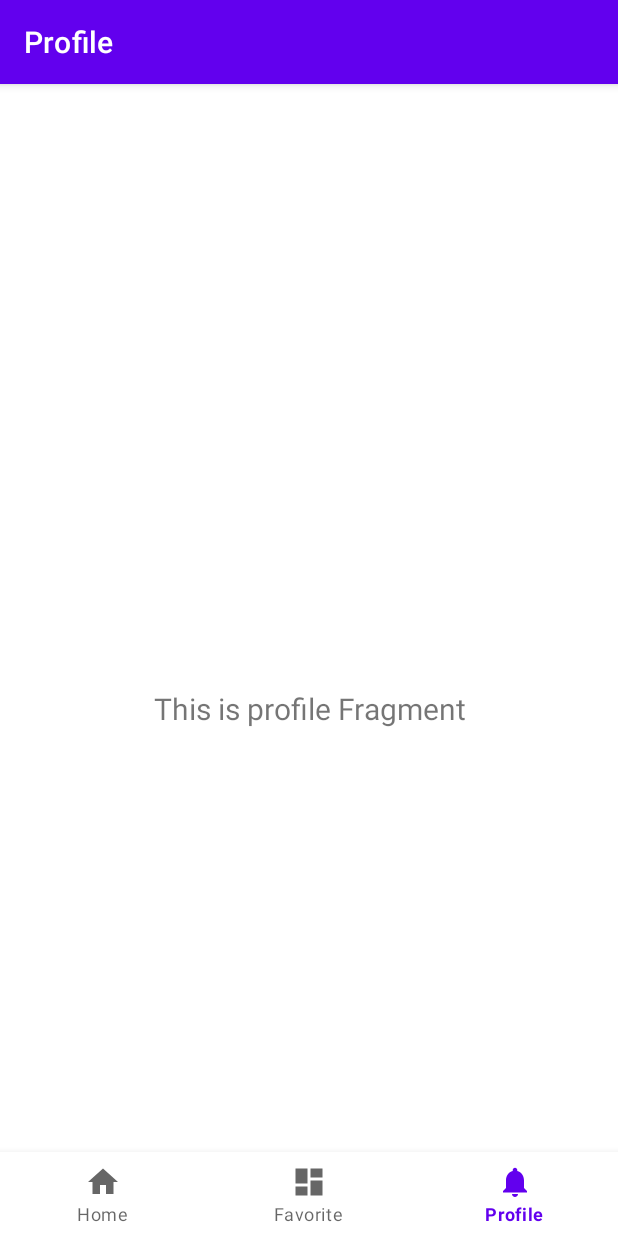
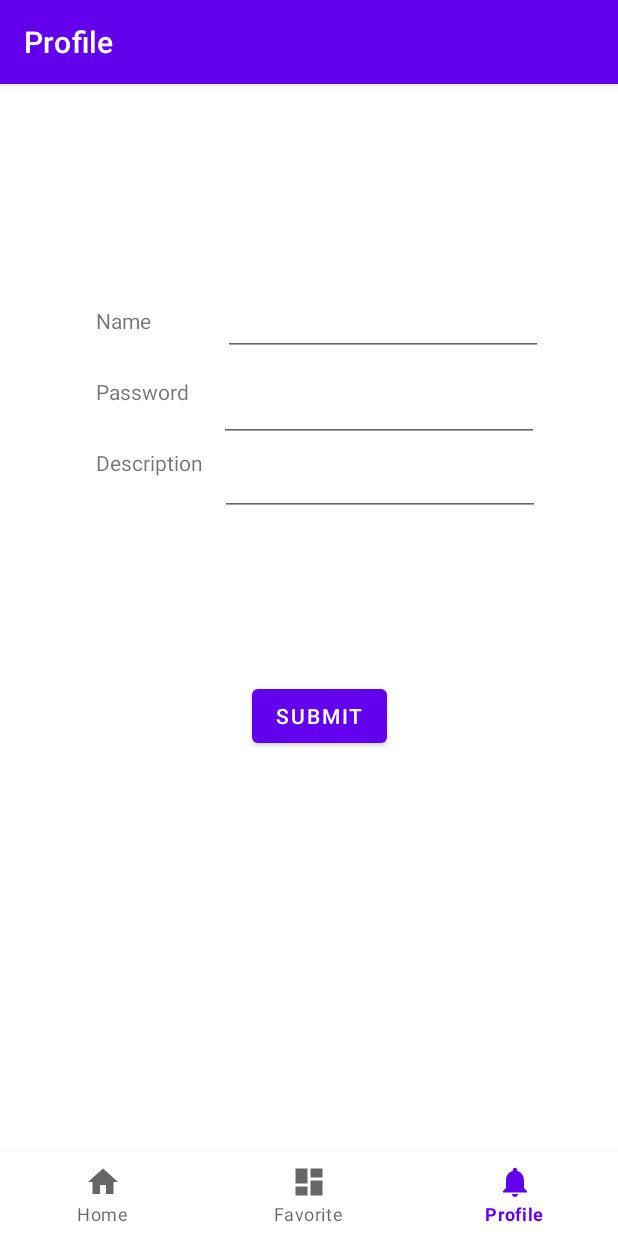
Before and after one commit to Major-Moku/501Project, an Android app: the ProfileFragment screen opened through its navigation route, on a phone screen of 412 x 824 dp. Run offline under Robolectric (Android 15) with nearby library versions, the phone set to English and light mode, and no system bars; our stand-ins replace navigation-ui.

Commit message:
add register

```diff
--- a/Android/app/src/main/java/com/example/a501project/ui/profile/ProfileFragment.kt
+++ b/Android/app/src/main/java/com/example/a501project/ui/profile/ProfileFragment.kt
@@ -28,10 +28,10 @@ class ProfileFragment : Fragment() {
         _binding = FragmentProfileBinding.inflate(inflater, container, false)
         val root: View = binding.root
 
-        val textView: TextView = binding.textNotifications
-        profileViewModel.text.observe(viewLifecycleOwner) {
-            textView.text = it
-        }
+//        val textView: TextView = binding.textNotifications
+//        profileViewModel.text.observe(viewLifecycleOwner) {
+//            textView.text = it
+//        }
         return root
     }
 
--- a/Android/app/src/main/res/layout/fragment_profile.xml
+++ b/Android/app/src/main/res/layout/fragment_profile.xml
@@ -7,16 +7,78 @@
     tools:context=".ui.profile.ProfileFragment">
 
     <TextView
-        android:id="@+id/text_notifications"
-        android:layout_width="match_parent"
+        android:id="@+id/textView7"
+        android:layout_width="wrap_content"
         android:layout_height="wrap_content"
-        android:layout_marginStart="8dp"
-        android:layout_marginTop="8dp"
-        android:layout_marginEnd="8dp"
-        android:textAlignment="center"
-        android:textSize="20sp"
-        app:layout_constraintBottom_toBottomOf="parent"
-        app:layout_constraintEnd_toEndOf="parent"
+        android:layout_marginStart="64dp"
+        android:layout_marginTop="92dp"
+        android:text="Name"
         app:layout_constraintStart_toStartOf="parent"
         app:layout_constraintTop_toTopOf="parent" />
+
+    <TextView
+        android:id="@+id/textView8"
+        android:layout_width="wrap_content"
+        android:layout_height="wrap_content"
+        android:layout_marginStart="64dp"
+        android:layout_marginTop="28dp"
+        android:text="Password"
+        app:layout_constraintStart_toStartOf="parent"
+        app:layout_constraintTop_toBottomOf="@+id/textView7" />
+
+    <TextView
+        android:id="@+id/textView9"
+        android:layout_width="wrap_content"
+        android:layout_height="wrap_content"
+        android:layout_marginStart="64dp"
+        android:layout_marginTop="28dp"
+        android:text="Description"
+        app:layout_constraintStart_toStartOf="parent"
+        app:layout_constraintTop_toBottomOf="@+id/textView8" />
+
+    <EditText
+        android:id="@+id/editTextTextPersonName"
+        android:layout_width="wrap_content"
+        android:layout_height="wrap_content"
+        android:layout_marginStart="48dp"
+        android:layout_marginTop="80dp"
+        android:ems="10"
+        android:inputType="textPersonName"
+        app:layout_constraintStart_toEndOf="@+id/textView7"
+        app:layout_constraintTop_toTopOf="parent" />
+
+    <EditText
+        android:id="@+id/editTextTextPersonName2"
+        android:layout_width="wrap_content"
+        android:layout_height="wrap_content"
+        android:layout_marginStart="20dp"
+        android:layout_marginTop="12dp"
+        android:ems="10"
+        android:inputType="textPersonName"
+        app:layout_constraintStart_toEndOf="@+id/textView8"
+        app:layout_constraintTop_toBottomOf="@+id/editTextTextPersonName" />
+
+    <EditText
+        android:id="@+id/editTextTextPersonName3"
+        android:layout_width="wrap_content"
+        android:layout_height="wrap_content"
+        android:layout_marginTop="4dp"
+        android:ems="10"
+        android:inputType="textPersonName"
+        app:layout_constraintEnd_toEndOf="parent"
+        app:layout_constraintHorizontal_bias="0.181"
+        app:layout_constraintStart_toEndOf="@+id/textView9"
+        app:layout_constraintTop_toBottomOf="@+id/editTextTextPersonName2" />
+
+    <Button
+        android:id="@+id/button2"
+        android:layout_width="wrap_content"
+        android:layout_height="wrap_content"
+        android:layout_marginStart="168dp"
+        android:layout_marginTop="108dp"
+        android:text="Submit"
+        app:layout_constraintBottom_toBottomOf="parent"
+        app:layout_constraintStart_toStartOf="parent"
+        app:layout_constraintTop_toBottomOf="@+id/editTextTextPersonName3"
+        app:layout_constraintVertical_bias="0.005" />
 </androidx.constraintlayout.widget.ConstraintLayout>
```
